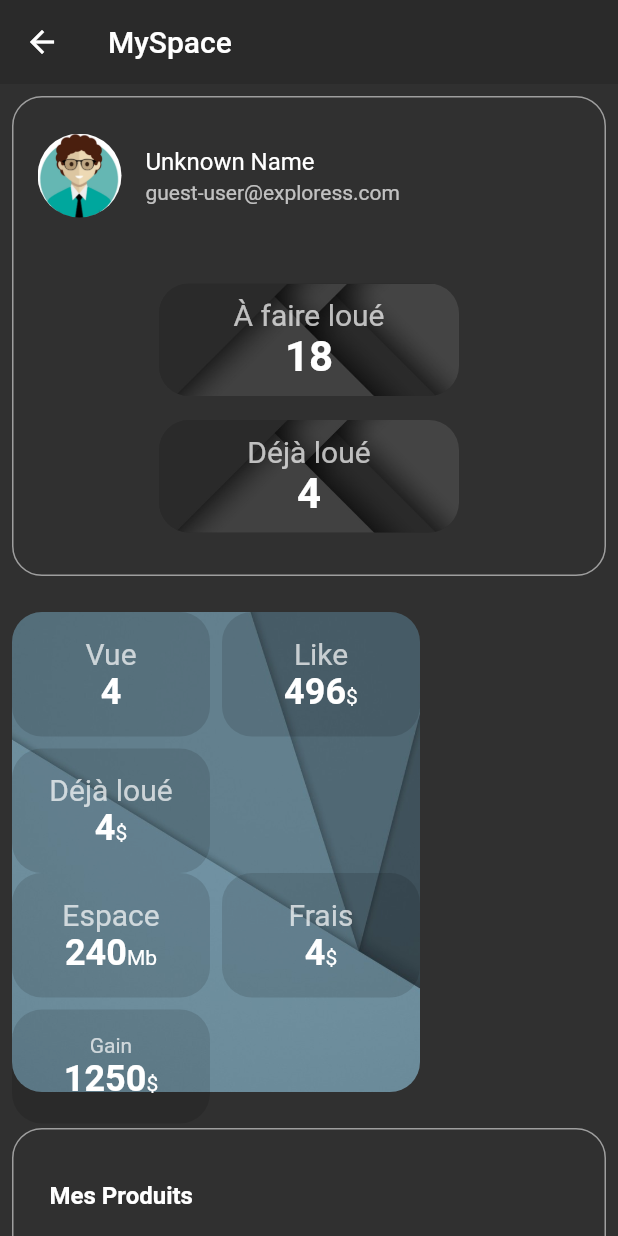
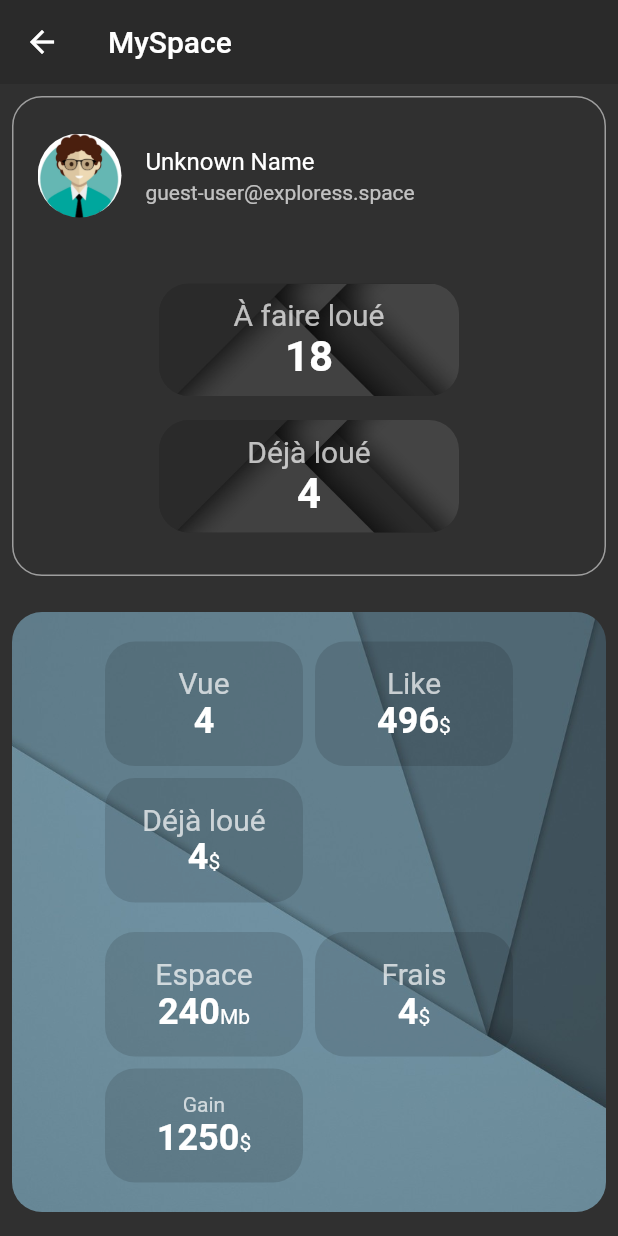
Before and after one commit to lordyhas/ess_rental_app, a Flutter app: the MySpacePage screen opened by its route, on a phone screen of 412 x 824 dp. Run offline on Flutter 3.47's test engine with Material 2 defaults, Android fonts, the phone set to English and light mode, and no system bars; our stand-ins replace bloc, cloud_firestore, dotted_border, equatable, firebase_auth, firebase_core and 14 more; missing offline and left inert: achievement_view, pedantic, utils_component; accounts and stored records are empty.

Commit message:
version 1.0.4+11

```diff
--- a/lib/src/add_rent_page/add_rent_page.dart
+++ b/lib/src/add_rent_page/add_rent_page.dart
@@ -112,9 +112,9 @@
             case StepperStep.one:
 
               if(context.read<RentalControllerBloc>().isImmovable){
-                RentalSpace space = context.read<RentalControllerBloc>().state.space;
+                //RentalSpace space = context.read<RentalControllerBloc>().state.space;
               }else{
-                RentalVehicle vehicle = context.read<RentalControllerBloc>().state.vehicle;
+                //RentalVehicle vehicle = context.read<RentalControllerBloc>().state.vehicle;
                 //RentalVehicle vehicle = RentalVehicle.fromMap(map);
               }
 
--- a/lib/src/myspace_page.dart
+++ b/lib/src/myspace_page.dart
@@ -74,7 +74,7 @@
                             ),
                           ),
                           title: const Text("Unknown Name"),
-                          subtitle: const Text("guest-user@exploress.com"),
+                          subtitle: const Text("guest-user@exploress.space"),
                         ),
                         const SizedBox(
                           height: 32.0,
@@ -166,7 +166,7 @@
                     //constraints: const BoxConstraints(maxHeight: 200),
                     margin: const EdgeInsets.symmetric(vertical: 8.0),
                     constraints: const BoxConstraints(maxWidth: kPhoneDimens),
-                    height: 320,
+                    height: Responsive.of(context).isPhone ? 400: 320,
                     decoration: BoxDecoration(
                       image: const DecorationImage(
                           image: AssetImage("assets/img/bg_material_2.jpg"),
@@ -178,7 +178,11 @@
                     child: Container(
                       child: Column(
                         children: [
+                          Row(),
                           const Spacer(),
+
+                          //const Spacer(),
+                          //const ListTile(),
                           Wrap(
                             spacing: 8.0,
                             runSpacing: 8.0,
@@ -347,6 +351,8 @@
                             ],
                           ),
                           const Spacer(),
+                          //const Spacer(),
+                          //const ListTile(),
                         ],
                       ),
                     ),
--- a/pubspec.yaml
+++ b/pubspec.yaml
@@ -1,7 +1,7 @@
 name: exploress_location
 description: A new Flutter project.
 publish_to: 'none' # Remove this line if you wish to publish to pub.dev
-version: 1.0.4+10
+version: 1.0.4+11
 
 environment:
   sdk: '>=2.18.0 <3.0.0'
```
